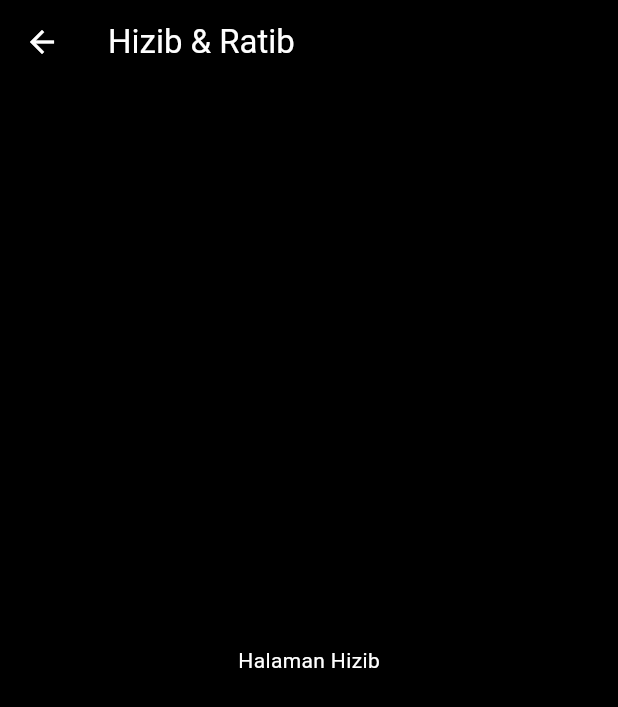
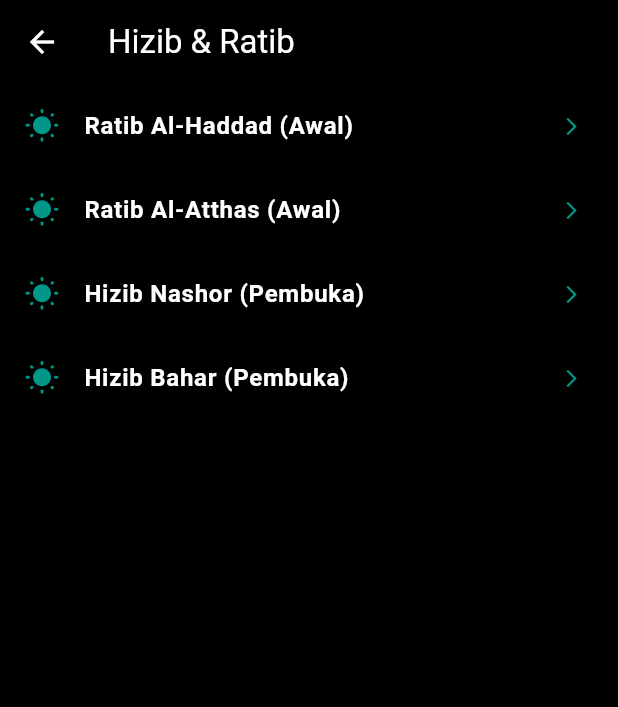
Before and after one commit to UmarEngginering/Nur_Kitab, a Flutter app: the HizibPage screen opened directly, on a phone screen of 412 x 824 dp. Shown: the top 707 px of the screen. Run offline on Flutter 3.47's test engine with Material 3 defaults, Android fonts, the phone set to English and light mode, and no system bars; network calls fail.

Commit message:
memperbaiki tampilan hizib & ratib

```diff
--- a/lib/main.dart
+++ b/lib/main.dart
@@ -490,11 +490,33 @@ class HomePage extends StatefulWidget{
     const HizibPage({super.key});
     @override
     Widget build(BuildContext context) {
+      final List<String> hizib = [
+        "Ratib Al-Haddad (Awal)",
+        "Ratib Al-Atthas (Awal)",
+        "Hizib Nashor (Pembuka)",
+        "Hizib Bahar (Pembuka)",
+      ];
       return Scaffold(
         backgroundColor: Colors.black,
         appBar: AppBar(title: const Text('Hizib & Ratib'), backgroundColor: Colors.black,
         foregroundColor: Colors.white),
-        body: const Center(child: Text('Halaman Hizib', style: TextStyle(color: Colors.white))),
+        body: ListView.builder(
+          itemCount: hizib.length,
+          itemBuilder: (context, index) {
+            return ListTile(
+              leading: const Icon(Icons.wb_sunny_rounded, color: Colors.teal),
+              title: Text(
+                hizib[index],
+                style: const TextStyle(color: Colors.white, fontWeight: FontWeight.bold),
+              ),
+              trailing: const Icon(Icons.arrow_forward_ios, color: Colors.teal, size: 14),
+              onTap: () {
+                Navigator.push(context, MaterialPageRoute(builder: (context) => IsiBacaanPage(judul: hizib[index]),
+                ));
+              },
+            );
+          },
+        ),
       );
     }
   }
@@ -669,6 +691,24 @@ class HomePage extends StatefulWidget{
         artiTeks = "Ya Allah, ampunilah mereka, sayangilah mereka, sejahterakanlah mereka, dan maafkanlah mereka. Ya Allah, turunkanlah rahmat dan ampunan kepada ahli kubur dari golongan orang-orang yang mengucapkan 'Laa ilaha illallah Muhammadur Rasulullah'.";
       }
 
+      // -- BAGIAN HIZIB & RATIB --
+      else if (judul == "Ratib Al-Haddad (Awal)") {
+        teksArab = "بِسْمِ اللهِ الرَّحْمٰنِ الرَّحِيْمِ. لَا إِلَهَ إِلَّا اللَّهُ وَحْدَهُ لَا شَرِيكَ لَهُ، لَهُ الْمُلْكُ وَلَهُ الْحَمْدُ يُحْيِي وَيُمِيتُ وَهُوَ عَلَى كُلِّ شَيْءٍ قَدِيرٌ (٣×)";
+        artiTeks = "Dengan nama Allah Yang Maha Pengasih, Maha Penyayang. Tidak ada tuhan yang berhak disembah kecuali Allah semata, tidak ada sekutu bagi-Nya. Bagi-Nya kerajaan dan bagi-Nya segala puji. Dia yang menghidupkan dan yang mematikan, dan Dia Maha Kuasa atas segala sesuatu. (Dibaca 3x).";
+      }
+      else if (judul == "Ratib Al-Atthas (Awal)") {
+        teksArab = "أَعُوذُ بِاللَّهِ السَّمِيعِ الْعَلِيمِ مِنَ الشَّيْطَانِ الرَّجِيمِ (٣×) سْمِ اللَّهِ الَّذِي لَا يَضُرُّ مَعَ اسْمِهِ شَيْءٌ فِي الْأَرْضِ وَلَا فِي السَّمَاءِ وَهُوَ السَّمِيعُ الْعَلِيمُ (٣×)";
+        artiTeks = "Aku berlindung kepada Allah Yang Maha Mendengar lagi Maha Mengetahui dari godaan setan yang terkutuk (3x). \n\nDengan nama Allah yang bila disebut, segala sesuatu di bumi dan di langit tidak akan berbahaya, dan Dia Maha Mendengar lagi Maha Mengetahui (3x).";
+      }
+      else if (judul == "Hizib Nashor (Pembuka)") {
+        teksArab = "اَللَّهُمَّ بِسَطْوَةِ جَبَرُوْتِ قَهْرِكَ، وَبِسُرْعَةِ إِغَاثَةِ نَصْرِكَ، وَبِغَيْرَتِكَ لِاِنْتِهَاكِ حُرُمَاتِكَ، وَبِحِمَايَتِكَ لِمَنِ احْتَمَى بِآيَاتِكَ";
+        artiTeks = "Ya Allah, dengan kekuatan kekuasaan penaklukan-Mu, dengan kecepatan bantuan pertolongan-Mu, dengan pembelaan-Mu terhadap pelanggaran kehormatan-Mu, dan dengan perlindungan-Mu bagi siapa yang berlindung dengan ayat-ayat-Mu (kami memohon pertolongan-Mu).";
+      }
+      else if (judul == "Hizib Bahar (Pembuka)") {
+        teksArab = "يَا عَلِيُّ يَا عَظِيْمُ يَا حَلِيْمُ يَا عَلِيْمُ أَنْتَ رَبِّيْ وَعِلْمُكَ حَسْبِيْ فَنِعْمَ الرَّبُّ رَبِّيْ وَنِعْمَ الْحَسْبُ حَسْبِيْ";
+        artiTeks = "Wahai Yang Maha Tinggi, Wahai Yang Maha Agung, Wahai Yang Maha Penyantun, Wahai Yang Maha Mengetahui. Engkau adalah Tuhanku, dan ilmu-Mu adalah kecukupanku. Maka sebaik-baik Tuhan adalah Tuhanku, dan sebaik-baik kecukupan adalah kecukupanku.";
+      }
+
       return Scaffold(
         backgroundColor: Colors.black,
         appBar: AppBar(title: Text(judul),
```
